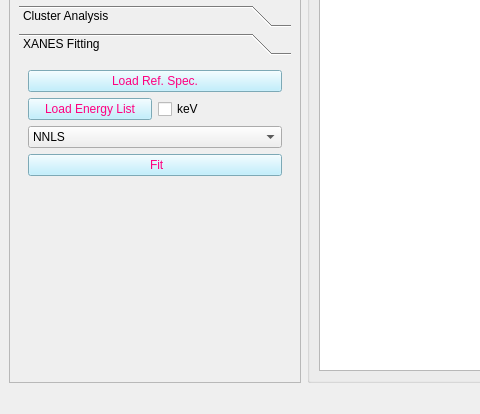
This is mainwindow_admin.ui in pattammattel/MIDAS_Admin as Qt 5 draws it before an edit; both pictures show x 0 to 480 and y 532 to 946 of the 1249 by 946 pixel window. The edited form follows.
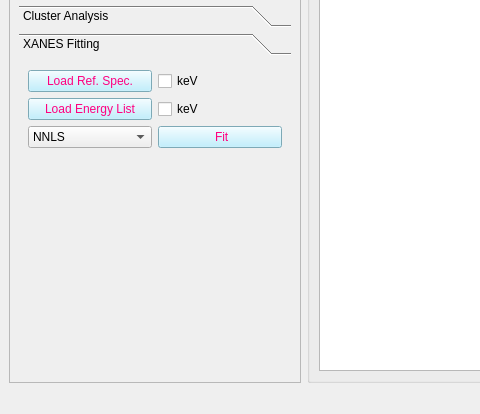
This is the edited form. The open tabs and pages were chosen to show the change. Custom widgets are drawn as their Qt base class.

Commit message: mask_gui_created

Patch:
```diff
--- a/mainwindow_admin.ui
+++ b/mainwindow_admin.ui
@@ -1239,6 +1239,8 @@
             <item row="0" column="0">
              <layout class="QGridLayout" name="gridLayout_2">
               <item row="0" column="0">
+               <layout class="QHBoxLayout" name="horizontalLayout_6">
+                <item>
                <widget class="QPushButton" name="pb_ref_xanes">
                 <property name="sizePolicy">
                  <sizepolicy hsizetype="Preferred" vsizetype="Preferred">
@@ -1256,6 +1258,15 @@
                 </property>
                </widget>
               </item>
+                <item>
+                 <widget class="QCheckBox" name="cb_ref_kev_flag">
+                  <property name="text">
+                   <string>keV</string>
+                  </property>
+                 </widget>
+                </item>
+               </layout>
+              </item>
               <item row="1" column="0">
                <layout class="QHBoxLayout" name="horizontalLayout_5">
                 <item>
@@ -1286,6 +1297,8 @@
                </layout>
               </item>
               <item row="2" column="0">
+               <layout class="QHBoxLayout" name="horizontalLayout_7">
+                <item>
                <widget class="QComboBox" name="cb_xanes_fitting_method">
                 <item>
                  <property name="text">
@@ -1294,7 +1307,7 @@
                 </item>
                </widget>
               </item>
-              <item row="3" column="0">
+                <item>
                <widget class="QPushButton" name="pb_xanes_fit">
                 <property name="enabled">
                  <bool>true</bool>
@@ -1315,7 +1328,9 @@
                 </property>
                </widget>
               </item>
-              <item row="4" column="0">
+               </layout>
+              </item>
+              <item row="3" column="0">
                <spacer name="verticalSpacer">
                 <property name="orientation">
                  <enum>Qt::Vertical</enum>
```
Left out of the diff: 2 changed lines with no effect on the pictures. Lines whose indentation alone changed are shown as unchanged. The commit also changes 2 other files.
